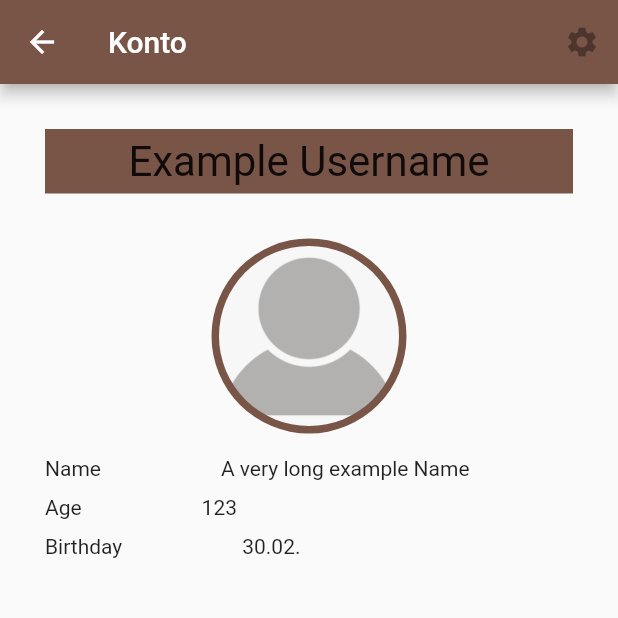
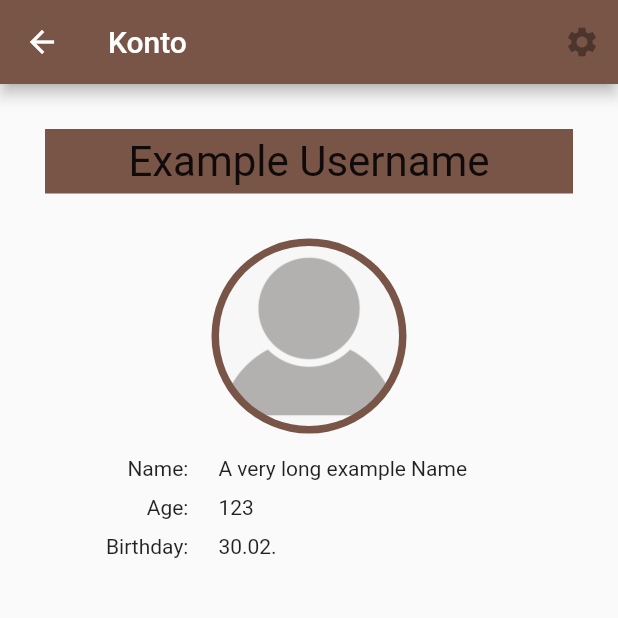
Before and after one commit to United-AI/AppDeggendorf_Flutter, a Flutter app: the Profile screen opened directly, on a phone screen of 412 x 824 dp, the top half of it. Run offline on Flutter 3.47's test engine with Material 2 defaults, Android fonts, the phone set to English and light mode, and no system bars; our stand-ins replace google_fonts; network calls fail.

Commit message:
Improved look of ProfileEntry class

```diff
--- a/lib/bottom_navigation_bar_buttons/profile/profile.dart
+++ b/lib/bottom_navigation_bar_buttons/profile/profile.dart
@@ -1,5 +1,4 @@
 import 'package:flutter/material.dart';
-
 
 class Profile extends StatefulWidget {
   const Profile({Key? key}) : super(key: key);
@@ -90,16 +89,23 @@ class _ProfileEntryState extends State<ProfileEntry> {
   Widget build(BuildContext context) {
     return Row(
       children: [
-        Padding(
-          padding: const EdgeInsets.fromLTRB(0, 5, 70, 5),
-          child: Text(
-            widget.category,
-            textAlign: TextAlign.center,
+        Expanded(
+          flex: 30,
+          child: Container(
+            padding: EdgeInsets.fromLTRB(0, 5, 10, 5),
+            child: Text(
+              widget.category + ":",
+              textAlign:  TextAlign.right,
+
+            ),
           ),
         ),
-        Padding(
-          padding: const EdgeInsets.fromLTRB(10, 5, 0, 5),
-          child: Text(widget.description, textAlign: TextAlign.center),
+        Expanded(
+          flex: 70,
+          child: Container(
+            padding: const EdgeInsets.fromLTRB(10, 5, 0, 5),
+            child: Text(widget.description),
+          ),
         )
       ],
     );
```
